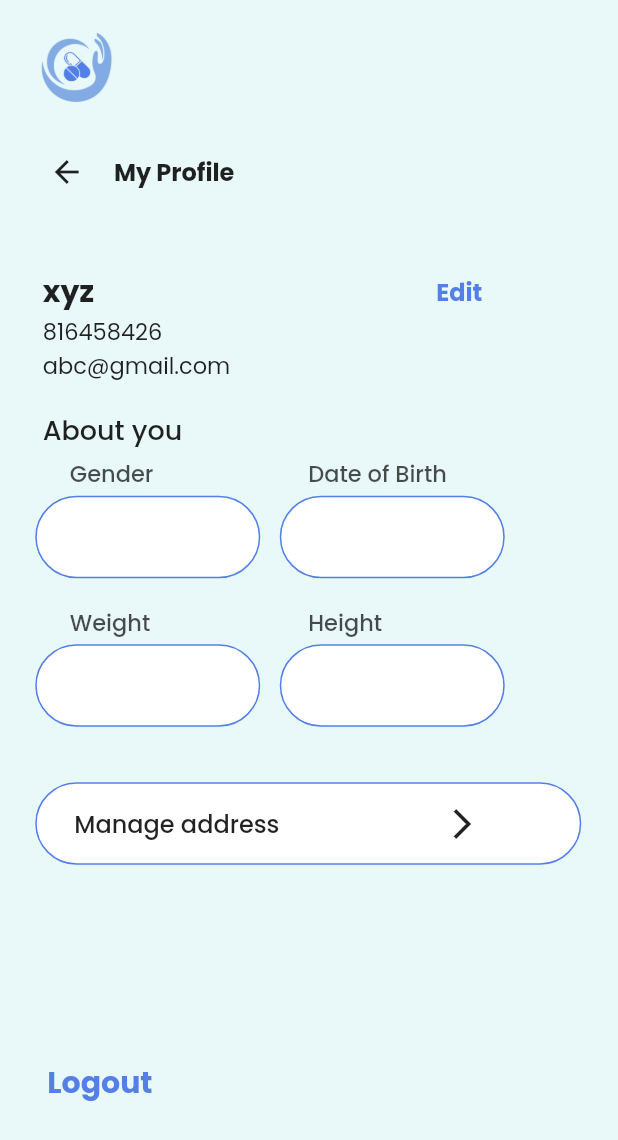
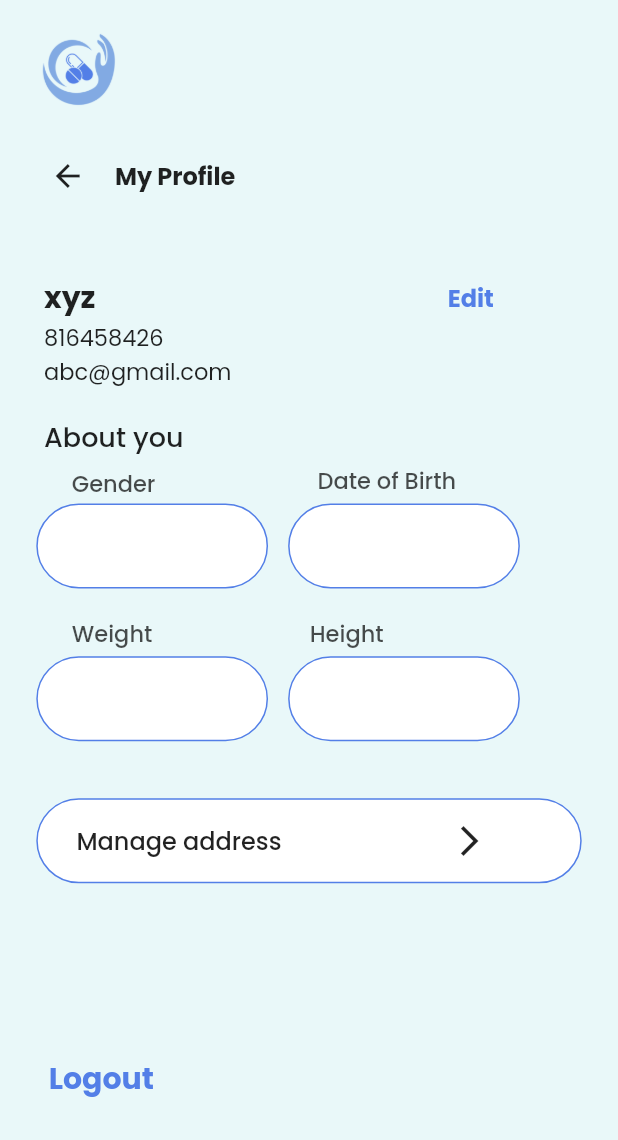
Before and after one commit to djunicode/Med-O-Care, a Flutter app: the MyProfile screen opened directly, on a phone screen of 412 x 824 dp. Shown: the top 1140 px of the screen. Run offline on Flutter 3.47's test engine with Material 2 defaults, Android fonts, the phone set to English and light mode, and no system bars; our stand-ins replace form_field_validator, google_fonts.

Commit message:
Made responsive

```diff
--- a/med_o_care/lib/View/Screens/home.dart
+++ b/med_o_care/lib/View/Screens/home.dart
@@ -5,6 +5,9 @@ class Home extends StatelessWidget {
 
   @override
   Widget build(BuildContext context) {
-    return const SafeArea(child: Center(child: Text("WELCOME!!"),));
+    return const SafeArea(
+        child: Center(
+      child: Text("WELCOME!!"),
+    ));
   }
 }
--- a/med_o_care/lib/View/Screens/myprofile.dart
+++ b/med_o_care/lib/View/Screens/myprofile.dart
@@ -12,30 +12,32 @@ class MyProfile extends StatefulWidget {
 class _MyProfileState extends State<MyProfile> {
   @override
   Widget build(BuildContext context) {
+    var size = MediaQuery.of(context).size;
+
     return Scaffold(
       body: Padding(
         padding: EdgeInsets.all(0.5),
         child: Column(
           mainAxisAlignment: MainAxisAlignment.start,
           children: [
-            SizedBox(height: 13),
+            SizedBox(height: size.height * 0.01625),
             Row(
               mainAxisAlignment: MainAxisAlignment.start,
               children: [
                 SizedBox(
-                  width: 18,
+                  width: size.width * 0.045,
                 ),
                 Image.asset(
                   logo,
-                  height: 65,
-                  width: 65,
+                  height: size.height * 0.08125,
+                  width: size.height * 0.08125,
                 ),
               ],
             ),
-            SizedBox(height: 12),
+            SizedBox(height: size.height * 0.015),
             Row(
               children: [
-                SizedBox(width: 20),
+                SizedBox(width: size.width * 0.05),
                 IconButton(onPressed: () {}, icon: Icon(Icons.arrow_back)),
                 SizedBox(width: 7.5),
                 Container(
@@ -47,11 +49,11 @@ class _MyProfileState extends State<MyProfile> {
                 ),
               ],
             ),
-            SizedBox(height: 41),
+            SizedBox(height: size.height * 0.05125),
             Flexible(
               child: Row(
                 children: [
-                  SizedBox(width: 28),
+                  SizedBox(width: size.width * 0.07),
                   Container(
                     child: Text('xyz',
                         style: GoogleFonts.poppins(
@@ -59,7 +61,7 @@ class _MyProfileState extends State<MyProfile> {
                           fontWeight: FontWeight.w700,
                         )),
                   ),
-                  SizedBox(width: 228),
+                  SizedBox(width: size.width * 0.57),
                   InkWell(
                     child: Text('Edit',
                         style: GoogleFonts.poppins(
@@ -73,7 +75,7 @@ class _MyProfileState extends State<MyProfile> {
             ),
             Row(
               children: [
-                SizedBox(width: 28),
+                SizedBox(width: size.width * 0.07),
                 Container(
                   child: Text('816458426',
                       style: GoogleFonts.poppins(
@@ -85,7 +87,7 @@ class _MyProfileState extends State<MyProfile> {
             ),
             Row(
               children: [
-                SizedBox(width: 28),
+                SizedBox(width: size.width * 0.07),
                 Container(
                   child: Text('abc@gmail.com',
                       style: GoogleFonts.poppins(
@@ -95,10 +97,10 @@ class _MyProfileState extends State<MyProfile> {
                 ),
               ],
             ),
-            SizedBox(height: 18),
+            SizedBox(height: size.height * 0.0225),
             Row(
               children: [
-                SizedBox(width: 28),
+                SizedBox(width: size.width * 0.07),
                 Container(
                   child: Text('About you',
                       style: GoogleFonts.poppins(
@@ -113,10 +115,10 @@ class _MyProfileState extends State<MyProfile> {
               width: double.infinity,
               child: Row(
                 children: [
-                  SizedBox(width: 46),
+                  SizedBox(width: size.width * 0.115),
                   Container(
-                    height: 22,
-                    width: 58,
+                    height: size.height * 0.02275,
+                    width: size.width * 0.145,
                     child: Text('Gender',
                         style: GoogleFonts.poppins(
                           fontSize: 15,
@@ -124,10 +126,10 @@ class _MyProfileState extends State<MyProfile> {
                           fontWeight: FontWeight.w500,
                         )),
                   ),
-                  SizedBox(width: 101),
+                  SizedBox(width: size.width * 0.2525),
                   Container(
-                    height: 22,
-                    width: 97,
+                    height: size.height * 0.0275,
+                    width: size.width * 0.2425,
                     child: Text('Date of Birth',
                         style: GoogleFonts.poppins(
                           fontSize: 15,
@@ -143,19 +145,19 @@ class _MyProfileState extends State<MyProfile> {
               width: double.infinity,
               child: Row(
                 children: [
-                  SizedBox(width: 23),
+                  SizedBox(width: size.width * 0.0575),
                   Container(
-                    height: 55,
-                    width: 150,
+                    height: size.height * 0.06875,
+                    width: size.width * 0.375,
                     decoration: BoxDecoration(
                         border: Border.all(color: colorPrimary),
                         borderRadius: BorderRadius.circular(50),
                         color: Colors.white),
                   ),
-                  SizedBox(width: 13),
+                  SizedBox(width: size.width * 0.0325),
                   Container(
-                    height: 55,
-                    width: 150,
+                    height: size.height * 0.06875,
+                    width: size.width * 0.375,
                     decoration: BoxDecoration(
                         border: Border.all(color: colorPrimary),
                         borderRadius: BorderRadius.circular(50),
@@ -164,15 +166,15 @@ class _MyProfileState extends State<MyProfile> {
                 ],
               ),
             ),
-            SizedBox(height: 18),
+            SizedBox(height: size.height * 0.0225),
             Container(
               width: double.infinity,
               child: Row(
                 children: [
-                  SizedBox(width: 46),
+                  SizedBox(width: size.width * 0.115),
                   Container(
-                    height: 22,
-                    width: 58,
+                    height: size.height * 0.0275,
+                    width: size.width * 0.145,
                     child: Text('Weight',
                         style: GoogleFonts.poppins(
                           fontSize: 15,
@@ -180,10 +182,10 @@ class _MyProfileState extends State<MyProfile> {
                           fontWeight: FontWeight.w500,
                         )),
                   ),
-                  SizedBox(width: 101),
+                  SizedBox(width: size.width * 0.24),
                   Container(
-                    height: 22,
-                    width: 97,
+                    height: size.height * 0.0275,
+                    width: size.height * 0.2425,
                     child: Text('Height',
                         style: GoogleFonts.poppins(
                           fontSize: 15,
@@ -199,19 +201,19 @@ class _MyProfileState extends State<MyProfile> {
               width: double.infinity,
               child: Row(
                 children: [
-                  SizedBox(width: 23),
+                  SizedBox(width: size.width * 0.0575),
                   Container(
-                    height: 55,
-                    width: 150,
+                    height: size.height * 0.06875,
+                    width: size.width * 0.375,
                     decoration: BoxDecoration(
                         border: Border.all(color: colorPrimary),
                         borderRadius: BorderRadius.circular(50),
                         color: Colors.white),
                   ),
-                  SizedBox(width: 13),
+                  SizedBox(width: size.width * 0.0325),
                   Container(
-                    height: 55,
-                    width: 150,
+                    height: size.height * 0.06875,
+                    width: size.width * 0.375,
                     decoration: BoxDecoration(
                         border: Border.all(color: colorPrimary),
                         borderRadius: BorderRadius.circular(50),
@@ -220,10 +222,11 @@ class _MyProfileState extends State<MyProfile> {
                 ],
               ),
             ),
-            SizedBox(height: 37),
+            SizedBox(height: size.height * 0.04625),
             Container(
-              margin: EdgeInsets.only(left: 23, right: 24),
-              height: 55,
+              margin: EdgeInsets.only(
+                  left: size.width * 0.0575, right: size.width * 0.0575),
+              height: size.height * 0.06875,
               width: double.infinity,
               decoration: BoxDecoration(
                   border: Border.all(color: colorPrimary),
@@ -231,7 +234,7 @@ class _MyProfileState extends State<MyProfile> {
                   color: Colors.white),
               child: Row(
                 children: [
-                  SizedBox(width: 25),
+                  SizedBox(width: size.width * 0.0625),
                   InkWell(
                     child: Text('Manage address',
                         style: GoogleFonts.poppins(
@@ -239,15 +242,15 @@ class _MyProfileState extends State<MyProfile> {
                           fontWeight: FontWeight.w500,
                         )),
                   ),
-                  SizedBox(width: 110),
+                  SizedBox(width: size.width * 0.275),
                   Icon(Icons.arrow_forward_ios)
                 ],
               ),
             ),
-            SizedBox(height: 130),
+            SizedBox(height: size.height * 0.14),
             Row(
               children: [
-                SizedBox(width: 31),
+                SizedBox(width: size.width * 0.0775),
                 InkWell(
                   child: Text('Logout',
                       style: GoogleFonts.poppins(
--- a/med_o_care/lib/main.dart
+++ b/med_o_care/lib/main.dart
@@ -1,5 +1,7 @@
 import 'package:flutter/material.dart';
+import 'package:med_o_care/View/Screens/myprofile.dart';
 import 'package:med_o_care/View/Screens/score_tracker.dart';
+
 void main() {
   runApp(const MyApp());
 }
@@ -25,7 +27,7 @@ class MyApp extends StatelessWidget {
                 borderRadius: BorderRadius.all(Radius.circular(50))),
           )),
       // home: const SignUpScreen(),
-      home: score_tracker(),
+      home: MyProfile(),
     );
   }
 }
```
Also changed, not shown: med_o_care/lib/View/Screens/healthscore1.dart (+28 -26 lines), med_o_care/lib/View/Screens/healthscore2.dart (+35 -33 lines), med_o_care/lib/View/Screens/score_tracker.dart (+19 -17 lines).
